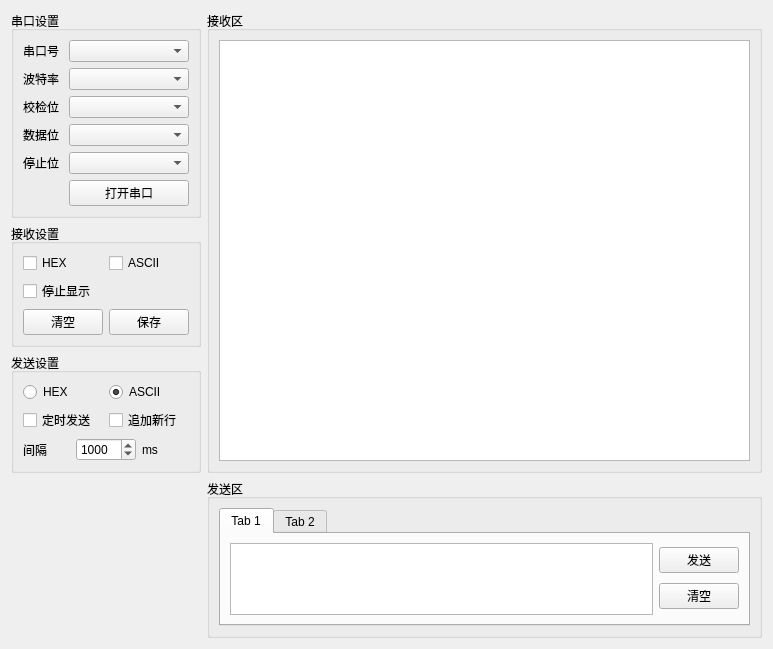
Qt form serial_tool/serial_tool.ui (fengbaochun/Software_Toolbox) before a commit.
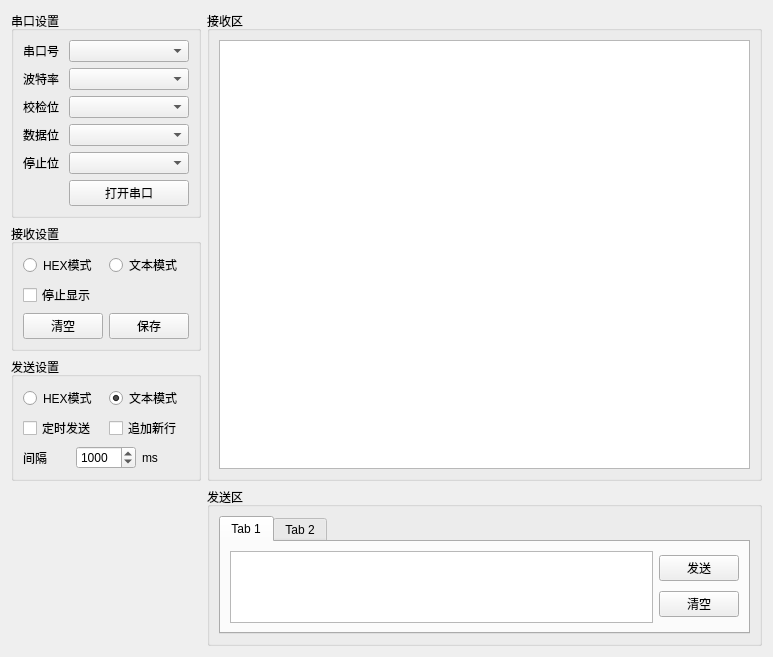
The same form after that commit.

Commit message: 修改UI 增加hex text 收发接收模式

```diff
--- a/serial_tool/serial_tool.ui
+++ b/serial_tool/serial_tool.ui
@@ -148,20 +148,6 @@
        <layout class="QVBoxLayout" name="verticalLayout_5">
         <item>
          <layout class="QFormLayout" name="formLayout_2">
-          <item row="0" column="0">
-           <widget class="QCheckBox" name="hex_show_checkBox">
-            <property name="text">
-             <string>HEX</string>
-            </property>
-           </widget>
-          </item>
-          <item row="0" column="1">
-           <widget class="QCheckBox" name="hex_show_checkBox_2">
-            <property name="text">
-             <string>ASCII</string>
-            </property>
-           </widget>
-          </item>
           <item row="1" column="0">
            <widget class="QCheckBox" name="checkBox_4">
             <property name="text">
@@ -183,6 +169,20 @@
             </property>
            </widget>
           </item>
+          <item row="0" column="0">
+           <widget class="QRadioButton" name="radio_rev_hex">
+            <property name="text">
+             <string>HEX模式</string>
+            </property>
+           </widget>
+          </item>
+          <item row="0" column="1">
+           <widget class="QRadioButton" name="radio_rev_text">
+            <property name="text">
+             <string>文本模式</string>
+            </property>
+           </widget>
+          </item>
          </layout>
         </item>
        </layout>
@@ -227,14 +227,14 @@
             <item>
              <widget class="QRadioButton" name="radio_send_hex">
               <property name="text">
-               <string>HEX</string>
+               <string>HEX模式</string>
               </property>
              </widget>
             </item>
             <item>
              <widget class="QRadioButton" name="radio_send_ascii">
               <property name="text">
-               <string>ASCII</string>
+               <string>文本模式</string>
               </property>
               <property name="checked">
                <bool>true</bool>
@@ -318,7 +318,7 @@
      </property>
      <layout class="QVBoxLayout" name="verticalLayout_11">
       <item>
-       <widget class="QTextBrowser" name="Rev_textBrowser"/>
+       <widget class="QTextEdit" name="Rev_textBrowser"/>
       </item>
      </layout>
     </widget>
```
Left out of the diff: 10 changed lines with no effect on the pictures. The commit also changes 3 other files.
